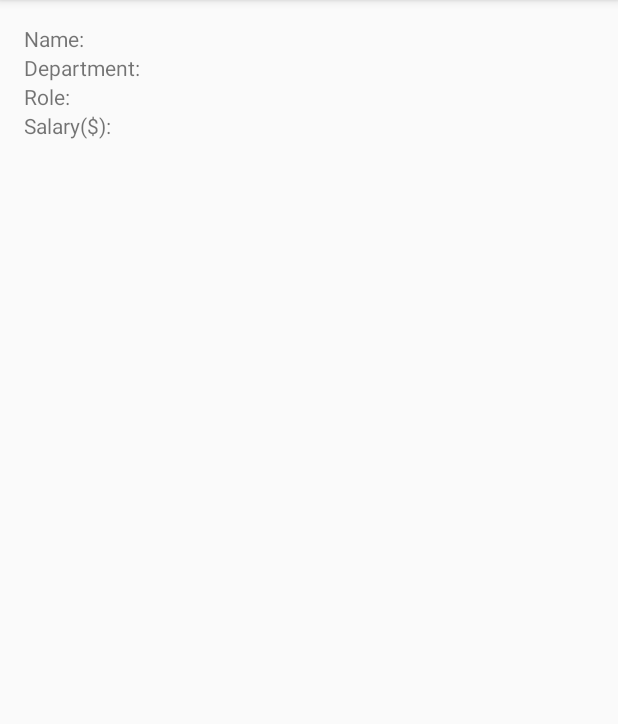
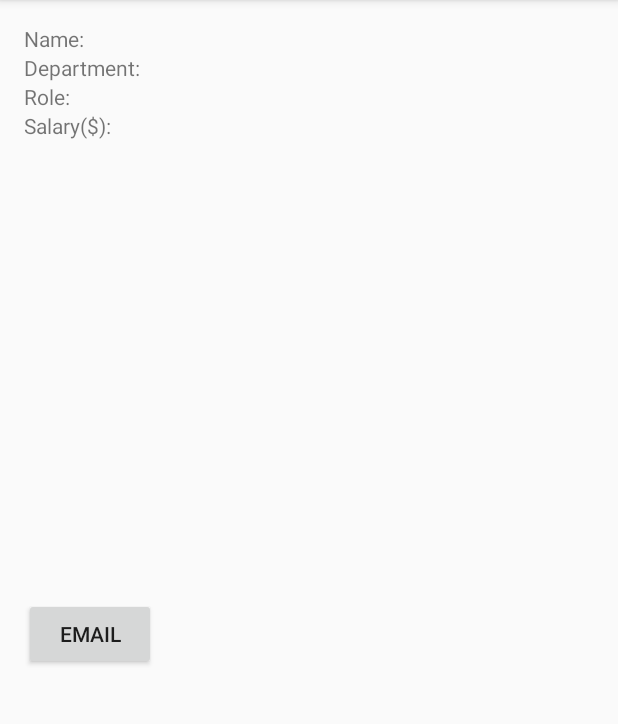
Before and after one commit to AkhilaSahiti/DataValidationApp, an Android app: the validationsuccess screen opened directly, with no data from a screen before it, on a phone screen of 412 x 824 dp, the part 84-808 px from its top. Run offline under Robolectric (Android 15) with nearby library versions, the phone set to English and light mode, and no system bars.

Commit message:
email formation

```diff
--- a/app/src/main/AndroidManifest.xml
+++ b/app/src/main/AndroidManifest.xml
@@ -9,7 +9,7 @@
         android:roundIcon="@mipmap/ic_launcher_round"
         android:supportsRtl="true"
         android:theme="@style/AppTheme">
-        <activity android:name=".validationsuccess"></activity>
+        <activity android:name=".validationsuccess" />
         <activity android:name=".MainActivity">
             <intent-filter>
                 <action android:name="android.intent.action.MAIN" />
--- a/app/src/main/res/layout/activity_validationsuccess.xml
+++ b/app/src/main/res/layout/activity_validationsuccess.xml
@@ -85,6 +85,15 @@
         android:inputType="number"
         android:textStyle="bold" />
 
+    <Button
+        android:id="@+id/email"
+        android:layout_width="wrap_content"
+        android:layout_height="wrap_content"
+        android:layout_gravity="center"
+        android:hint="send"
+        android:text="email"
+        android:onClick="onemail"/>
+
 
 
 </GridLayout>
```
Also changed, not shown: app/src/main/java/com/example/dataverifyvalidate/validationsuccess.java (+30 -0 lines).
